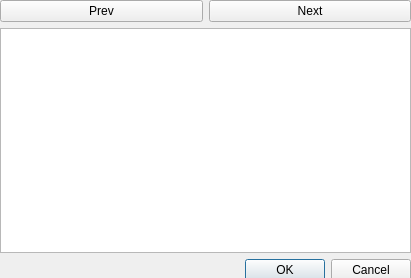
This is gui_design/postviewerdesign.ui in AWGarvin/Cbot as Qt 5 draws it before an edit. The edited form follows.
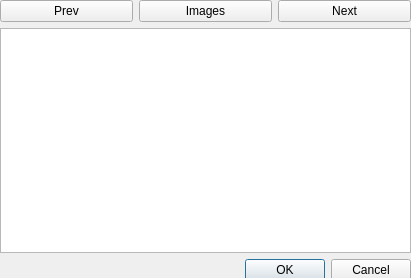
This is the edited form.

Commit message: added ability to view and cycle through images if there are any

Patch:
```diff
--- a/gui_design/postviewerdesign.ui
+++ b/gui_design/postviewerdesign.ui
@@ -32,6 +32,13 @@
         </property>
        </widget>
       </item>
+      <item>
+       <widget class="QPushButton" name="imgButton">
+        <property name="text">
+         <string>Images</string>
+        </property>
+       </widget>
+      </item>
       <item>
        <widget class="QPushButton" name="nextBTN">
         <property name="text">
```
The commit also changes 3 other files.
